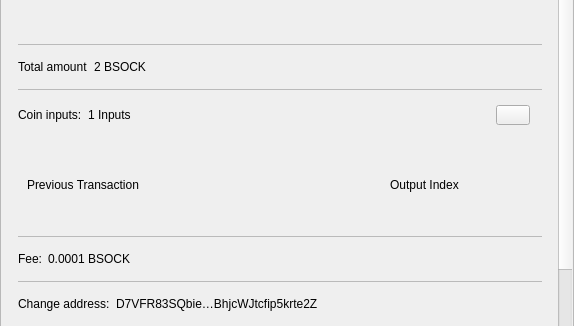
First picture: the form in src/qt/bitstock/forms/sendconfirmdialog.ui, repository bitstockproject/bitstock-core, before the edit; both pictures show x 0 to 574 and y 198 to 524 of the 574 by 680 pixel window.
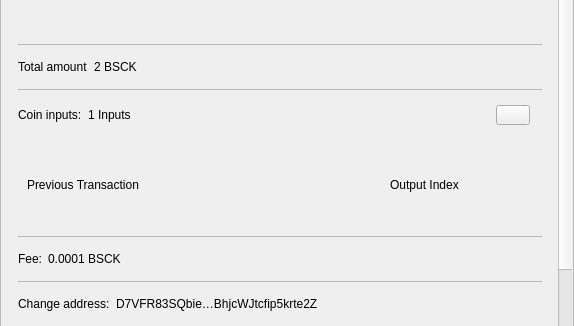
Second picture: the form after the edit.

```diff
--- a/src/qt/bitstock/forms/sendconfirmdialog.ui
+++ b/src/qt/bitstock/forms/sendconfirmdialog.ui
@@ -465,7 +465,7 @@
                    <item>
                     <widget class="QLabel" name="textAmount">
                      <property name="text">
-                      <string>2 BSOCK</string>
+                      <string>2 BSCK</string>
                      </property>
                     </widget>
                    </item>
@@ -624,7 +624,7 @@
                    <item>
                     <widget class="QLabel" name="textFee">
                      <property name="text">
-                      <string>0.0001 BSOCK</string>
+                      <string>0.0001 BSCK</string>
                      </property>
                     </widget>
                    </item>
```
